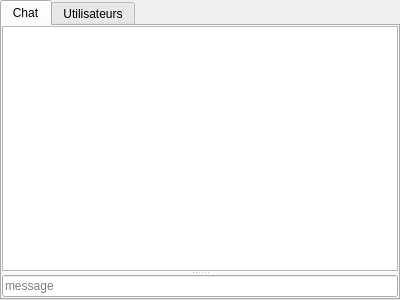
Before: the Qt Designer form src/Chat/ChatWidget.ui in Nepta/nixjdr, drawn with Qt 5.
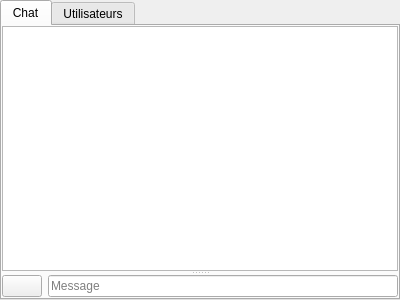
After: the same form once the commit is applied. Icons and pictures are not drawn.

Commit message: less cumbersome DiceMenu

Diff of the .ui file:
```diff
--- a/src/Chat/ChatWidget.ui
+++ b/src/Chat/ChatWidget.ui
@@ -79,16 +79,28 @@
            </sizepolicy>
           </property>
          </widget>
-         <widget class="QLineEdit" name="msgField">
-          <property name="maxLength">
-           <number>4000</number>
-          </property>
-          <property name="placeholderText">
-           <string>message</string>
-          </property>
-          <property name="clearButtonEnabled">
-           <bool>true</bool>
-          </property>
+         <widget class="QWidget" name="horizontalLayoutWidget">
+          <layout class="QHBoxLayout" name="horizontalLayout">
+           <item>
+            <widget class="QPushButton" name="diceButton">
+             <property name="text">
+              <string/>
+             </property>
+             <property name="icon">
+              <iconset>
+               <normalon>resource/General/dice.png</normalon>
+              </iconset>
+             </property>
+            </widget>
+           </item>
+           <item>
+            <widget class="QLineEdit" name="msgField">
+             <property name="placeholderText">
+              <string>Message</string>
+             </property>
+            </widget>
+           </item>
+          </layout>
          </widget>
         </widget>
        </item>
```
The commit also changes 13 other files.
